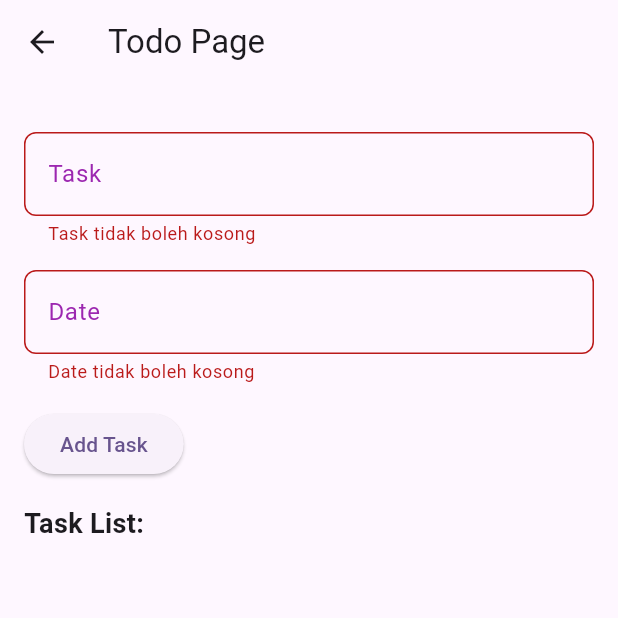
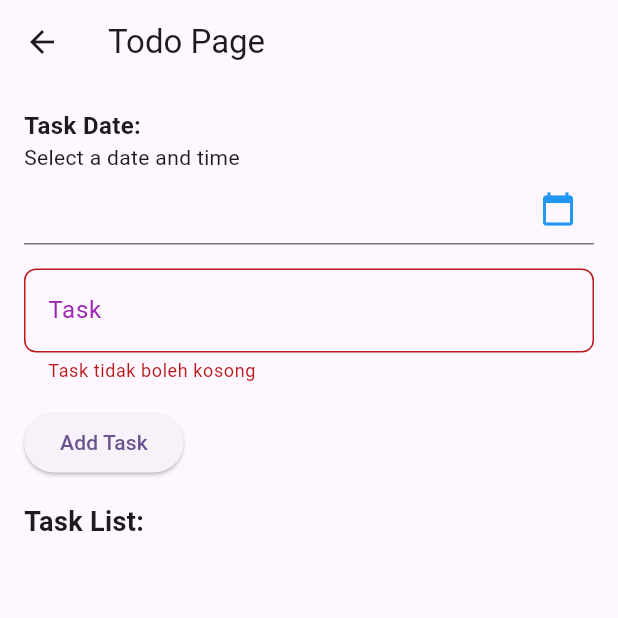
Before and after one commit to IrfanHidayatulahP/TodoApp_0142, a Flutter app: the TodoPage screen opened directly, after a tap on "Add Task", on a phone screen of 412 x 824 dp, the top half of it. Run offline on Flutter 3.47's test engine with Material 3 defaults, Android fonts, the phone set to English and light mode, and no system bars.

Commit message:
membuat form field untuk date time picker

```diff
--- a/lib/todo_page.dart
+++ b/lib/todo_page.dart
@@ -87,6 +87,18 @@ class _TodoPageState extends State<TodoPage> {
                 child: Column(
                   crossAxisAlignment: CrossAxisAlignment.start,
                   children: [
+                    const Text("Task Date:", style: TextStyle(fontSize: 16, fontWeight: FontWeight.bold)),
+                    const Text("Select a date and time", style: TextStyle(fontSize: 14)),
+                    TextFormField(
+                      controller: _dateController,
+                      decoration: InputDecoration(
+                        suffixIcon: IconButton(
+                          icon: const Icon(Icons.calendar_today, color: Colors.blue),
+                          onPressed: () => _selectDateTime(context),
+                        ),
+                      ),
+                      readOnly: true,
+                    ),
                     const SizedBox(height: 16),
                     TextFormField(
                       controller: _taskController,
@@ -105,24 +117,7 @@ class _TodoPageState extends State<TodoPage> {
                         return null;
                       },
                     ),
-                    const SizedBox(height: 16),
-                    TextFormField(
-                      controller: _dateController,
-                      decoration: InputDecoration(
-                        labelText: "Date",
-                        labelStyle: const TextStyle(color: Colors.purple),
-                        border: OutlineInputBorder(
-                          borderSide: const BorderSide(color: Colors.purple),
-                          borderRadius: BorderRadius.circular(8),
-                        ),
-                      ),
-                      validator: (value) {
-                        if (value == null || value.isEmpty) {
-                          return 'Date tidak boleh kosong';
-                        }
-                        return null;
-                      },
-                    ),
+
                     const SizedBox(height: 16),
                     ElevatedButton(
                       onPressed: addData,
```
